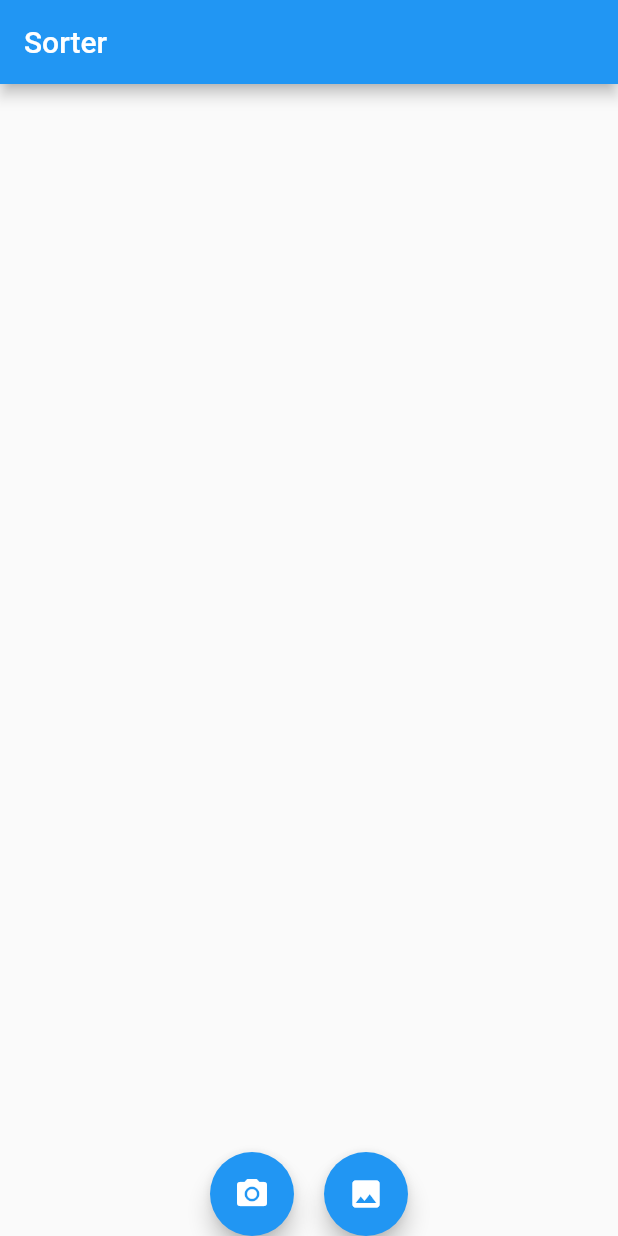
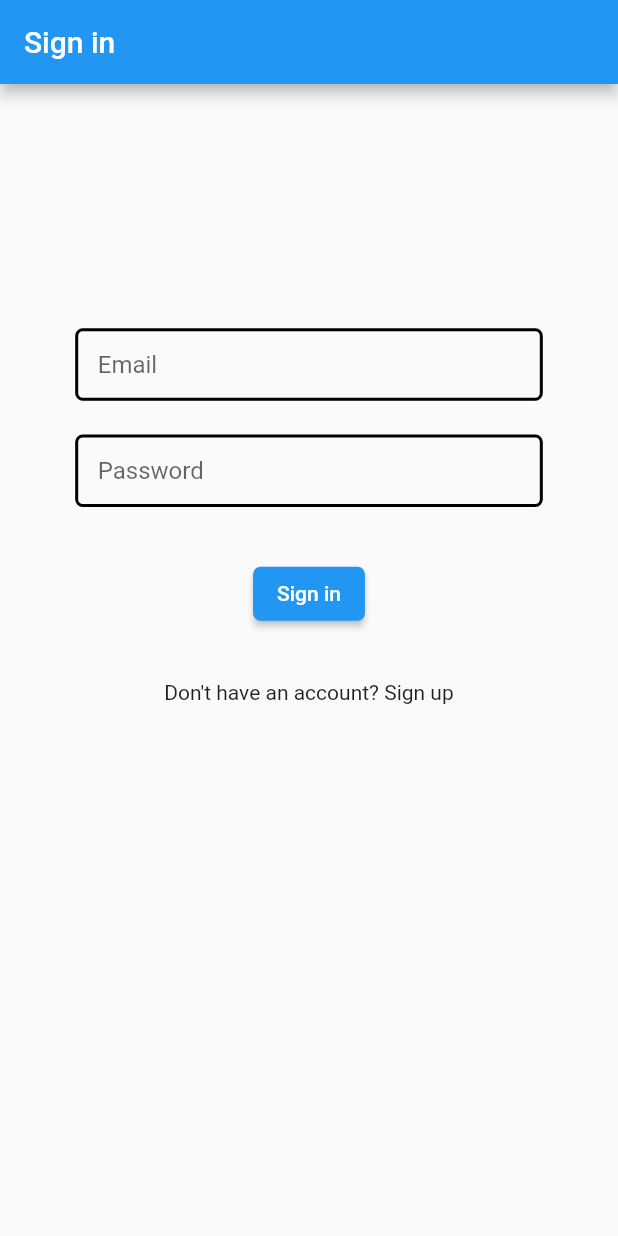
Before and after one commit to vpaniush/waste_sorter, a Flutter app: the screen it shows after launch, on a phone screen of 412 x 824 dp. Run offline on Flutter 3.47's test engine with Material 2 defaults, Android fonts, the phone set to English and light mode, and no system bars; our stand-ins replace easy_localization, equatable, firebase_auth, firebase_core, flutter_bloc, flutter_screenutil and 1 more; missing offline and left inert: tflite; accounts and stored records are empty.

Commit message:
implements firebase signin/signup; implements auth screen structure

```diff
--- /dev/null
+++ b/lib/data/api/auth/auth_service.dart
@@ -0,0 +1,11 @@
+import 'package:waste_sorter/data/models/models.dart';
+
+abstract class AuthService {
+  Future<User> signUp({String email, String password});
+
+  Future<User> signIn({String email, String password});
+
+  Future<bool> isSignedIn();
+
+  Future<void> signOut();
+}
--- /dev/null
+++ b/lib/data/api/auth/firebase_auth_service.dart
@@ -0,0 +1,42 @@
+import 'package:firebase_auth/firebase_auth.dart';
+import 'package:waste_sorter/data/models/user.dart' as models;
+
+import 'auth_service.dart';
+
+class FirebaseAuthService implements AuthService {
+  final FirebaseAuth _auth;
+
+  FirebaseAuthService() : _auth = FirebaseAuth.instance;
+
+  @override
+  Future<models.User> signUp({String email, String password}) async {
+    final userCredential = await _auth.createUserWithEmailAndPassword(
+      email: email,
+      password: password,
+    );
+    return models.User(
+      id: userCredential.user.uid,
+      email: userCredential.user.email,
+    );
+  }
+
+  @override
+  Future<models.User> signIn({String email, String password}) async {
+    final userCredential = await _auth.signInWithEmailAndPassword(
+      email: email,
+      password: password,
+    );
+    return models.User(
+      id: userCredential.user.uid,
+      email: userCredential.user.email,
+    );
+  }
+
+  @override
+  Future<bool> isSignedIn() async => _auth.currentUser != null;
+
+  @override
+  Future<void> signOut() async {
+    await _auth.signOut();
+  }
+}
--- /dev/null
+++ b/lib/data/models/models.dart
@@ -0,0 +1,2 @@
+export 'sort_result.dart';
+export 'user.dart';
--- /dev/null
+++ b/lib/data/models/user.dart
@@ -0,0 +1,12 @@
+import 'package:equatable/equatable.dart';
+import 'package:meta/meta.dart';
+
+class User extends Equatable {
+  final String id;
+  final String email;
+
+  User({@required this.id, @required this.email});
+
+  @override
+  List<Object> get props => [id, email];
+}
--- a/lib/domain/blocs/app_bloc/app_bloc.dart
+++ b/lib/domain/blocs/app_bloc/app_bloc.dart
@@ -1,5 +1,6 @@
 import 'package:flutter_bloc/flutter_bloc.dart';
 import 'package:meta/meta.dart';
+import 'package:waste_sorter/domain/repositories/user_repository.dart';
 import 'package:waste_sorter/domain/repositories/waste_sorting_repository.dart';
 
 import 'app_event.dart';
@@ -7,8 +8,12 @@ import 'app_state.dart';
 
 class AppBloc extends Bloc<AppEvent, AppState> {
   final WasteSortingRepository wasteSortingRepository;
+  final UserRepository userRepository;
 
-  AppBloc({@required this.wasteSortingRepository}) : super(AppInitial());
+  AppBloc({
+    @required this.wasteSortingRepository,
+    @required this.userRepository,
+  }) : super(AppInitial());
 
   @override
   Stream<AppState> mapEventToState(AppEvent event) async* {
@@ -19,7 +24,8 @@ class AppBloc extends Bloc<AppEvent, AppState> {
 
   Stream<AppState> _mapLoadApp(LoadApp event) async* {
     await wasteSortingRepository.load();
-    yield AppLoaded();
+    final isSignedIn = await userRepository.isSignedIn();
+    yield AppLoaded(isSignedIn: isSignedIn);
   }
 
   @override
--- a/lib/domain/blocs/app_bloc/app_state.dart
+++ b/lib/domain/blocs/app_bloc/app_state.dart
@@ -9,4 +9,11 @@ abstract class AppState extends Equatable {
 
 class AppInitial extends AppState {}
 
-class AppLoaded extends AppState{}
+class AppLoaded extends AppState {
+  final bool isSignedIn;
+
+  AppLoaded({this.isSignedIn = false});
+
+  @override
+  List<Object> get props => [isSignedIn];
+}
--- /dev/null
+++ b/lib/domain/blocs/auth_bloc/auth_bloc.dart
@@ -0,0 +1,49 @@
+import 'package:flutter_bloc/flutter_bloc.dart';
+import 'package:waste_sorter/domain/repositories/user_repository.dart';
+
+import 'auth_event.dart';
+import 'auth_state.dart';
+
+class AuthBloc extends Bloc<AuthEvent, AuthState> {
+  final UserRepository _repository;
+
+  AuthBloc(this._repository) : super(AuthInitial());
+
+  @override
+  Stream<AuthState> mapEventToState(AuthEvent event) async* {
+    if (event is SignUp) {
+      yield* _mapSignUp(event);
+    } else if (event is SignIn) {
+      yield* _mapSignIn(event);
+    } else if (event is SignOut) {
+      yield* _mapSignOut(event);
+    }
+  }
+
+  Stream<AuthState> _mapSignUp(SignUp event) async* {
+    final user = await _repository.signUp(
+      email: event.email,
+      password: event.password,
+    );
+    if (user != null) {
+      yield AuthSignedIn(user);
+    }
+  }
+
+  Stream<AuthState> _mapSignIn(SignIn event) async* {
+    final user = await _repository.signIn(
+      email: event.email,
+      password: event.password,
+    );
+    if (user != null) {
+      yield AuthSignedIn(user);
+    }
+  }
+
+  Stream<AuthState> _mapSignOut(SignOut event) async* {
+    final currentState = state;
+    if (currentState is AuthSignedIn) {
+      yield AuthInitial();
+    }
+  }
+}
--- /dev/null
+++ b/lib/domain/blocs/auth_bloc/auth_event.dart
@@ -0,0 +1,31 @@
+import 'package:equatable/equatable.dart';
+import 'package:meta/meta.dart';
+
+abstract class AuthEvent extends Equatable {
+  const AuthEvent();
+
+  @override
+  List<Object> get props => [];
+}
+
+class SignUp extends AuthEvent {
+  final String email;
+  final String password;
+
+  SignUp({@required this.email, @required this.password});
+
+  @override
+  List<Object> get props => [email, password];
+}
+
+class SignIn extends AuthEvent {
+  final String email;
+  final String password;
+
+  SignIn({@required this.email, @required this.password});
+
+  @override
+  List<Object> get props => [email, password];
+}
+
+class SignOut extends AuthEvent {}
--- /dev/null
+++ b/lib/domain/blocs/auth_bloc/auth_state.dart
@@ -0,0 +1,20 @@
+import 'package:equatable/equatable.dart';
+import 'package:waste_sorter/data/models/models.dart';
+
+abstract class AuthState extends Equatable {
+  const AuthState();
+
+  @override
+  List<Object> get props => [];
+}
+
+class AuthInitial extends AuthState {}
+
+class AuthSignedIn extends AuthState {
+  final User user;
+
+  AuthSignedIn(this.user);
+
+  @override
+  List<Object> get props => [user];
+}
--- /dev/null
+++ b/lib/domain/blocs/auth_bloc/bloc.dart
@@ -0,0 +1,3 @@
+export 'auth_bloc.dart';
+export 'auth_event.dart';
+export 'auth_state.dart';
--- /dev/null
+++ b/lib/domain/repositories/user_repository.dart
@@ -0,0 +1,19 @@
+import 'package:meta/meta.dart';
+import 'package:waste_sorter/data/api/auth/auth_service.dart';
+import 'package:waste_sorter/data/models/models.dart';
+
+class UserRepository {
+  final AuthService _service;
+
+  UserRepository(this._service);
+
+  Future<User> signUp({@required String email, @required String password}) =>
+      _service.signUp(email: email, password: password);
+
+  Future<User> signIn({@required String email, @required String password}) =>
+      _service.signIn(email: email, password: password);
+
+  Future<bool> isSignedIn() => _service.isSignedIn();
+
+  Future<void> signOut() => _service.signOut();
+}
--- a/lib/presentation/app.dart
+++ b/lib/presentation/app.dart
@@ -1,10 +1,14 @@
 import 'package:flutter/material.dart';
 import 'package:flutter_bloc/flutter_bloc.dart';
 import 'package:flutter_screenutil/flutter_screenutil.dart';
+import 'package:waste_sorter/data/api/auth/firebase_auth_service.dart';
 import 'package:waste_sorter/data/api/waste_sorting/tflite_waste_sorting_service.dart';
 import 'package:waste_sorter/domain/blocs/app_bloc/bloc.dart';
+import 'package:waste_sorter/domain/blocs/auth_bloc/bloc.dart';
 import 'package:waste_sorter/domain/blocs/sorter_bloc/bloc.dart';
+import 'package:waste_sorter/domain/repositories/user_repository.dart';
 import 'package:waste_sorter/domain/repositories/waste_sorting_repository.dart';
+import 'package:waste_sorter/presentation/screens/auth/auth_screen.dart';
 import 'package:waste_sorter/presentation/styles/design_config.dart';
 
 import 'screens/sorter/sorter_screen.dart';
@@ -19,9 +23,11 @@ class App extends StatelessWidget {
           child: MultiBlocProvider(
             providers: _blocProviders(),
             child: BlocBuilder<AppBloc, AppState>(
+              buildWhen: (previous, current) =>
+                  (previous is AppInitial) && (current is AppLoaded),
               builder: (context, state) {
                 if (state is AppLoaded) {
-                  return _materialApp();
+                  return _materialApp(state);
                 }
                 return Container();
               },
@@ -36,6 +42,11 @@ class App extends StatelessWidget {
             TFliteWasteSortingService(),
           ),
         ),
+        RepositoryProvider<UserRepository>(
+          create: (context) => UserRepository(
+            FirebaseAuthService(),
+          ),
+        ),
       ];
 
   _blocProviders() => [
@@ -43,6 +54,7 @@ class App extends StatelessWidget {
           create: (context) => AppBloc(
             wasteSortingRepository:
                 RepositoryProvider.of<WasteSortingRepository>(context),
+            userRepository: RepositoryProvider.of<UserRepository>(context),
           )..add(LoadApp()),
         ),
         BlocProvider<SorterBloc>(
@@ -50,14 +62,21 @@ class App extends StatelessWidget {
             RepositoryProvider.of<WasteSortingRepository>(context),
           ),
         ),
+        BlocProvider<AuthBloc>(
+          create: (context) => AuthBloc(
+            RepositoryProvider.of<UserRepository>(context),
+          ),
+        ),
       ];
 
-  Widget _materialApp() => MaterialApp(
+  Widget _materialApp(AppLoaded state) => MaterialApp(
         title: 'Flutter Demo',
         theme: ThemeData(
           primarySwatch: Colors.blue,
           visualDensity: VisualDensity.adaptivePlatformDensity,
         ),
-        home: SorterScreen(),
+        home: state.isSignedIn
+            ? SorterScreen()
+            : AuthScreen(AuthScreenType.signIn),
       );
 }
--- /dev/null
+++ b/lib/presentation/screens/auth/auth_screen.dart
@@ -0,0 +1,117 @@
+import 'package:flutter/material.dart';
+import 'package:flutter_bloc/flutter_bloc.dart';
+import 'package:flutter_screenutil/flutter_screenutil.dart';
+import 'package:waste_sorter/domain/blocs/auth_bloc/bloc.dart';
+import 'package:waste_sorter/presentation/screens/sorter/sorter_screen.dart';
+import 'package:waste_sorter/presentation/widgets/ws_button.dart';
+import 'package:waste_sorter/presentation/widgets/ws_text_field.dart';
+
+import 'local_widgets/switch_auth_flow_inkwell.dart';
+
+enum AuthScreenType { signIn, signUp }
+
+class AuthScreen extends StatefulWidget {
+  final AuthScreenType type;
+
+  const AuthScreen(this.type, {Key key}) : super(key: key);
+
+  @override
+  _AuthScreenState createState() => _AuthScreenState(type);
+}
+
+class _AuthScreenState extends State<AuthScreen> {
+  final String _title;
+  final AuthScreenType type;
+  final TextEditingController _emailController = TextEditingController();
+  final TextEditingController _passwordController = TextEditingController();
+
+  _AuthScreenState(this.type)
+      : _title = type == AuthScreenType.signIn ? 'Sign in' : 'Sign up';
+
+  @override
+  Widget build(BuildContext context) => BlocListener<AuthBloc, AuthState>(
+        listener: (context, state) {
+          if (state is AuthSignedIn) _goNext();
+        },
+        child: buildUI(),
+      );
+
+  Widget buildUI() => GestureDetector(
+        onTap: _unfocus,
+        child: Scaffold(
+          appBar: AppBar(title: Text(_title)),
+          body: SingleChildScrollView(
+            child: Padding(
+              padding: EdgeInsets.all(50.w),
+              child: _content(),
+            ),
+          ),
+        ),
+      );
+
+  Widget _content() => Column(
+        mainAxisAlignment: MainAxisAlignment.center,
+        children: [
+          SizedBox(height: 100.h),
+          _emailField(),
+          SizedBox(height: 20.h),
+          _passwordField(),
+          SizedBox(height: 30.h),
+          _button(),
+          SizedBox(height: 30.h),
+          SwitchAuthFlowInkwell(type: type),
+          _keyboardHandler(),
+        ],
+      );
+
+  Widget _emailField() => WSTextField(
+        controller: _emailController,
+        hintText: 'Email',
+      );
+
+  Widget _passwordField() => WSTextField(
+        controller: _passwordController,
+        hintText: 'Password',
+        obscureText: true,
+      );
+
+  Widget _button() => WSButton(onPressed: _buttonPressed, title: _title);
+
+  void _buttonPressed() {
+    _unfocus();
+    if (type == AuthScreenType.signIn) {
+      _blocAddEvent(
+        SignIn(
+          email: _emailController.text,
+          password: _passwordController.text,
+        ),
+      );
+    } else {
+      _blocAddEvent(
+        SignUp(
+          email: _emailController.text,
+          password: _passwordController.text,
+        ),
+      );
+    }
+  }
+
+  void _blocAddEvent(AuthEvent event) {
+    BlocProvider.of<AuthBloc>(context).add(event);
+  }
+
+  void _goNext() {
+    Navigator.pushAndRemoveUntil(
+      context,
+      MaterialPageRoute(builder: (_) => SorterScreen()),
+      (route) => false,
+    );
+  }
+
+  Widget _keyboardHandler() =>
+      SizedBox(height: MediaQuery.of(context).viewInsets.bottom);
+
+  void _unfocus() {
+    FocusScope.of(context).unfocus();
+  }
+}
--- /dev/null
+++ b/lib/presentation/screens/auth/local_widgets/switch_auth_flow_inkwell.dart
@@ -0,0 +1,31 @@
+import 'package:flutter/material.dart';
+
+import '../auth_screen.dart';
+
+class SwitchAuthFlowInkwell extends StatelessWidget {
+  final AuthScreenType type;
+
+  const SwitchAuthFlowInkwell({Key key, this.type}) : super(key: key);
+
+  @override
+  Widget build(BuildContext context) => InkWell(
+        onTap: () => _switchFlow(context),
+        child: Text(
+          type == AuthScreenType.signIn
+              ? "Don't have an account? Sign up"
+              : 'Already have an account? Sign in',
+        ),
+      );
+
+  void _switchFlow(BuildContext context) {
+    FocusScope.of(context).unfocus();
+    if (type == AuthScreenType.signIn) {
+      Navigator.push(
+        context,
+        MaterialPageRoute(builder: (_) => AuthScreen(AuthScreenType.signUp)),
+      );
+    } else {
+      Navigator.pop(context);
+    }
+  }
+}
--- a/lib/presentation/screens/sorter/sorter_screen.dart
+++ b/lib/presentation/screens/sorter/sorter_screen.dart
@@ -2,6 +2,7 @@ import 'package:flutter/material.dart';
 import 'package:flutter_bloc/flutter_bloc.dart';
 import 'package:image_picker/image_picker.dart';
 import 'package:waste_sorter/domain/blocs/sorter_bloc/bloc.dart';
+import 'package:waste_sorter/presentation/widgets/ws_button.dart';
 
 class SorterScreen extends StatelessWidget {
   @override
@@ -14,13 +15,13 @@ class SorterScreen extends StatelessWidget {
           children: [
             _pickImageButton(
               context,
-              icon: Icons.camera_alt,
+              title: 'From camera',
               imageSource: ImageSource.camera,
             ),
             SizedBox(width: 20),
             _pickImageButton(
               context,
-              icon: Icons.image,
+              title: 'From gallery',
               imageSource: ImageSource.gallery,
             ),
           ],
@@ -50,12 +51,15 @@ class SorterScreen extends StatelessWidget {
 
   Widget _pickImageButton(
     BuildContext context, {
-    IconData icon,
+    String title,
     ImageSource imageSource,
   }) =>
-      FloatingActionButton(
-        onPressed: () => _classifyImage(context, imageSource: imageSource),
-        child: Icon(icon),
+      Padding(
+        padding: EdgeInsets.all(10),
+        child: WSButton(
+          onPressed: () => _classifyImage(context, imageSource: imageSource),
+          title: title,
+        ),
       );
 
   void _classifyImage(BuildContext context, {ImageSource imageSource}) {
--- /dev/null
+++ b/lib/presentation/widgets/ws_button.dart
@@ -0,0 +1,23 @@
+import 'package:flutter/material.dart';
+import 'package:flutter_screenutil/flutter_screenutil.dart';
+
+class WSButton extends StatelessWidget {
+  final VoidCallback onPressed;
+  final String title;
+
+  const WSButton({Key key, @required this.onPressed, @required this.title})
+      : super(key: key);
+
+  @override
+  Widget build(BuildContext context) => ElevatedButton(
+        onPressed: onPressed,
+        child: _child(),
+        style: _style(),
+      );
+
+  Widget _child() => Text(title);
+
+  ButtonStyle _style() => ElevatedButton.styleFrom(
+        shape: RoundedRectangleBorder(borderRadius: BorderRadius.circular(5.r)),
+      );
+}
--- /dev/null
+++ b/lib/presentation/widgets/ws_text_field.dart
@@ -0,0 +1,34 @@
+import 'package:flutter/material.dart';
+import 'package:flutter_screenutil/flutter_screenutil.dart';
+
+class WSTextField extends StatelessWidget {
+  final TextEditingController controller;
+  final String hintText;
+  final bool obscureText;
+
+  const WSTextField({
+    Key key,
+    this.controller,
+    this.hintText,
+    this.obscureText = false,
+  }) : super(key: key);
+
+  @override
+  Widget build(BuildContext context) => TextField(
+        controller: controller,
+        obscureText: obscureText,
+        decoration: _decoration(),
+      );
+
+  InputDecoration _decoration() => InputDecoration(
+        contentPadding: EdgeInsets.symmetric(vertical: 13.h, horizontal: 15.w),
+        enabledBorder: _border(),
+        focusedBorder: _border(),
+        hintText: hintText,
+      );
+
+  InputBorder _border() => OutlineInputBorder(
+        borderSide: BorderSide(width: 2.w),
+        borderRadius: BorderRadius.circular(5.r),
+      );
+}
--- a/pubspec.yaml
+++ b/pubspec.yaml
@@ -26,6 +26,7 @@ dependencies:
 
   easy_localization: ^2.3.3
   equatable: ^1.2.6
+  firebase_auth: ^0.20.0+1
   firebase_core: ^0.7.0
   flutter_bloc: ^6.1.3
   flutter_screenutil: ^4.0.4+1
```
